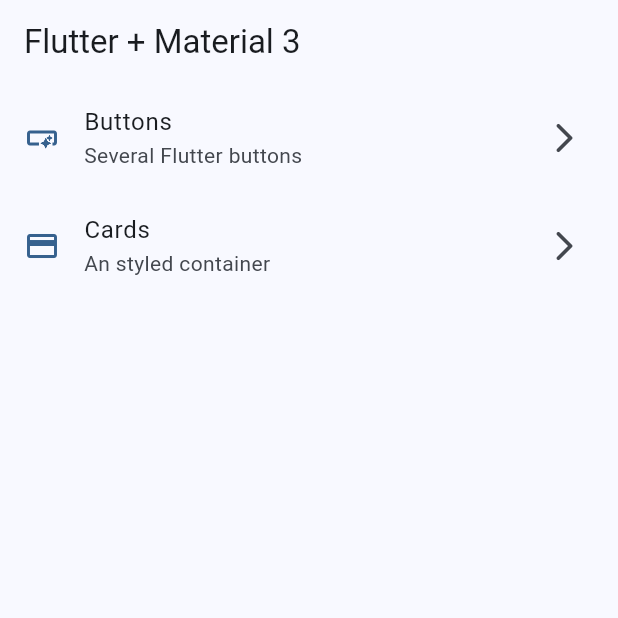
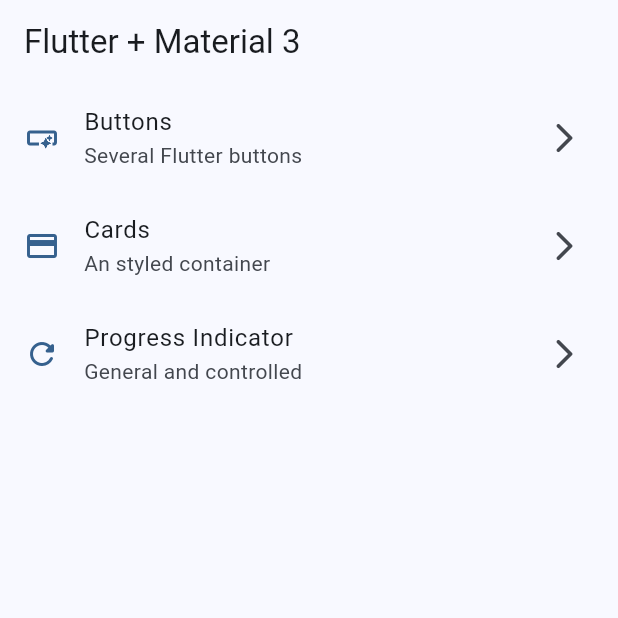
Before and after one commit to eandres8/flutter_widgets, a Flutter app: the screen it shows after launch, on a phone screen of 412 x 824 dp, the top half of it. Run offline on Flutter 3.47's test engine with Material 3 defaults, Android fonts, the phone set to English and light mode, and no system bars; our stand-ins replace go_router.

Commit message:
feat: create progress indicator widgets

```diff
--- a/lib/config/menu/menu_items.dart
+++ b/lib/config/menu/menu_items.dart
@@ -29,4 +29,11 @@ const appMenuItems = <MenuItem>[
     link: '/cards',
     icon: Icons.credit_card,
   ),
+
+  MenuItem(
+    title: 'Progress Indicator',
+    subTitle: 'General and controlled',
+    link: '/progress',
+    icon: Icons.refresh_rounded,
+  ),
 ];
--- a/lib/config/router/app_router.dart
+++ b/lib/config/router/app_router.dart
@@ -24,5 +24,11 @@ GoRouter appRouter = GoRouter(
       builder: (BuildContext context, GoRouterState state) =>
           const CardsScreen(),
     ),
+    GoRoute(
+      path: '/progress',
+      name: ProgressScreen.name,
+      builder: (BuildContext context, GoRouterState state) =>
+          const ProgressScreen(),
+    ),
   ],
 );
```
Also changed, not shown: lib/views/screens/progress/progress_screen.dart (+57 -2 lines).
